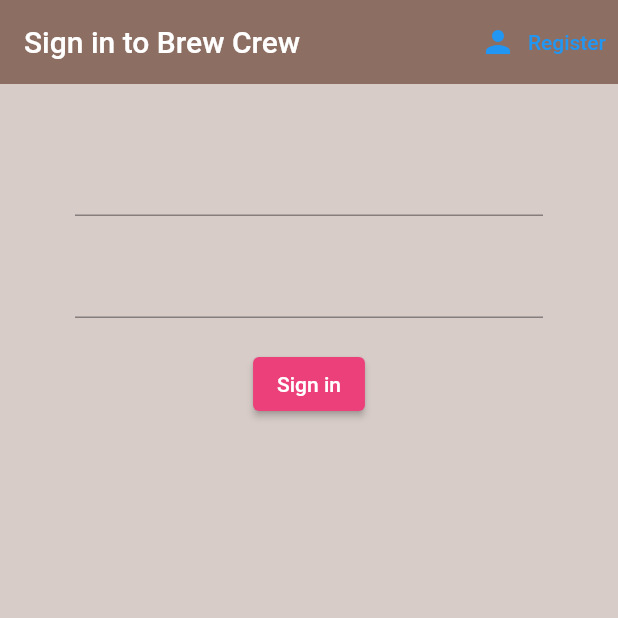
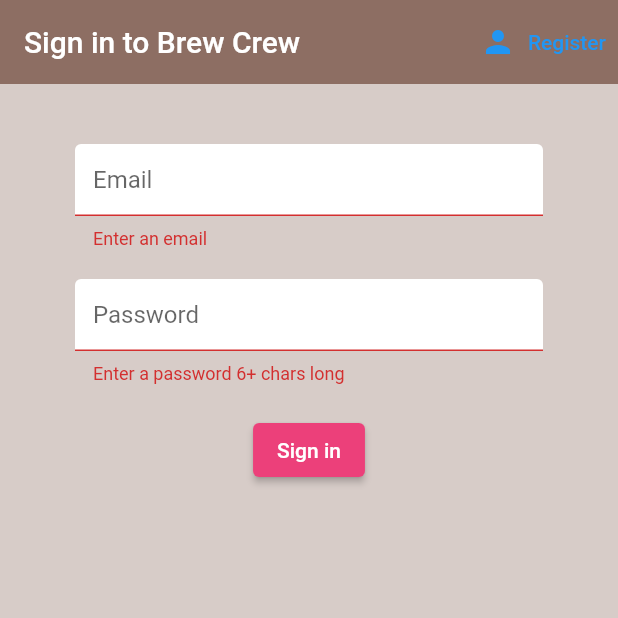
Before and after one commit to netanel4630/Flutter, a Flutter app: the screen it shows after launch, after a tap on "Sign in", on a phone screen of 412 x 824 dp, the top half of it. Run offline on Flutter 3.47's test engine with Material 2 defaults, Android fonts, the phone set to English and light mode, and no system bars; our stand-ins replace cloud_firestore, firebase_auth, firebase_core, flutter_spinkit; accounts and stored records are empty.

Commit message:
add new files

```diff
--- /dev/null
+++ b/brew_crew/lib/models/brew.dart
@@ -0,0 +1,9 @@
+class Brew {
+
+  final String name;
+  final String sugars;
+  final int strength;
+
+  Brew({ this.name, this.sugars, this.strength });
+
+}
--- a/brew_crew/lib/screens/authenticate/register.dart
+++ b/brew_crew/lib/screens/authenticate/register.dart
@@ -1,3 +1,5 @@
+import 'package:brew_crew/shared/constants.dart';
+import 'package:brew_crew/shared/loading.dart';
 import 'package:flutter/material.dart';
 import 'package:brew_crew/services/auth.dart';
 
@@ -12,14 +14,17 @@ class Register extends StatefulWidget {
 
 class _RegisterState extends State<Register> {
   final AuthService _auth = AuthService();
+  final _formKey = GlobalKey<FormState>();
+  bool loading = false;
 
   //text field state
   String email ='';
   String psw = '';
+  String error = '';
 
   @override
   Widget build(BuildContext context) {
-    return Scaffold(
+    return loading ? Loading() : Scaffold(
       backgroundColor: Colors.brown[100],
       appBar: AppBar(
         backgroundColor: Colors.brown[400],
@@ -38,10 +43,14 @@ class _RegisterState extends State<Register> {
       body: Container(
           padding: EdgeInsets.symmetric(vertical: 20.0, horizontal: 50.0),
           child: Form(
+            key: _formKey,
+            child: SingleChildScrollView(
               child: Column(
                 children: <Widget>[
                   SizedBox(height: 20.0),
                   TextFormField(
+                    decoration: textInputDecoration.copyWith(hintText: 'Email'),
+                    validator: (val) => val.isEmpty ? 'Enter an email': null,
                     onChanged: (val) {
                       setState(() {
                         email = val;
@@ -50,7 +59,9 @@ class _RegisterState extends State<Register> {
                   ),
                   SizedBox(height: 20.0),
                   TextFormField(
+                    decoration: textInputDecoration.copyWith(hintText: 'Password'),
                     obscureText: true,
+                    validator: (val) => val.length < 6 ? 'Enter a password 6+ chars long' : null,
                     onChanged: (val) {
                       setState(() {
                         psw = val;
@@ -60,7 +71,17 @@ class _RegisterState extends State<Register> {
                   SizedBox(height: 20.0),
                   ElevatedButton(
                     onPressed: () async {
+                      if(_formKey.currentState.validate()) {
+                        dynamic result = await _auth.registerWithEmailAndPassword(email, psw);
+                        if(result == null){
+                          setState(() {
+                            error = 'please supply a valid email';
+                            loading = false;
+                          });
+                        } else {
 
+                        }
+                      }
                     },
                     child: Text(
                         "Register",
@@ -69,8 +90,17 @@ class _RegisterState extends State<Register> {
                     style: ElevatedButton.styleFrom(
                         primary: Colors.pink[400]
                     ),
-                )
+                  ),
+                  SizedBox(height: 20.0),
+                  Text(
+                    error,
+                    style: TextStyle(
+                      color: Colors.red,
+                      fontSize: 14.0
+                    ),
+                  ),
                 ],
+              ),
             ),
           )
       ),
--- a/brew_crew/lib/screens/authenticate/sign in.dart
+++ b/brew_crew/lib/screens/authenticate/sign in.dart
@@ -1,4 +1,6 @@
 import 'package:brew_crew/services/auth.dart';
+import 'package:brew_crew/shared/constants.dart';
+import 'package:brew_crew/shared/loading.dart';
 import 'package:flutter/material.dart';
 
 class SignIn extends StatefulWidget {
@@ -12,14 +14,17 @@ class SignIn extends StatefulWidget {
 
 class _SignInState extends State<SignIn> {
   final AuthService _auth = AuthService();
+  final _formKey = GlobalKey<FormState>();
+  bool loading = false;
 
   //text field state
   String email ='';
   String psw = '';
+  String error = '';
 
   @override
   Widget build(BuildContext context) {
-    return Scaffold(
+    return loading ? Loading() : Scaffold(
       backgroundColor: Colors.brown[100],
       appBar: AppBar(
         backgroundColor: Colors.brown[400],
@@ -38,10 +43,14 @@ class _SignInState extends State<SignIn> {
       body: Container(
         padding: EdgeInsets.symmetric(vertical: 20.0, horizontal: 50.0),
         child: Form(
+          key: _formKey,
+          child: SingleChildScrollView (
             child: Column(
               children: <Widget>[
                 SizedBox(height: 20.0),
                 TextFormField(
+                  decoration: textInputDecoration.copyWith(hintText: 'Email'),
+                  validator: (val) => val.isEmpty ? 'Enter an email': null,
                   onChanged: (val) {
                     setState(() {
                       email = val;
@@ -50,7 +59,9 @@ class _SignInState extends State<SignIn> {
                 ),
                 SizedBox(height: 20.0),
                 TextFormField(
+                  decoration: textInputDecoration.copyWith(hintText: 'Password'),
                   obscureText: true,
+                  validator: (val) => val.length < 6 ? 'Enter a password 6+ chars long' : null,
                   onChanged: (val) {
                     setState(() {
                       psw = val;
@@ -60,7 +71,20 @@ class _SignInState extends State<SignIn> {
                 SizedBox(height: 20.0),
                 ElevatedButton(
                     onPressed: () async {
+                      if(_formKey.currentState.validate()) {
+                        setState(() {
+                          loading = true;
+                        });
+                        dynamic result = await _auth.signInWithEmailAndPassword(email, psw);
+                        if(result == null){
+                          setState(() {
+                            error = 'Could not sign in with those credentials';
+                            loading = false;
+                          });
+                        } else {
 
+                        }
+                      }
                     },
                     child: Text(
                         "Sign in",
@@ -69,8 +93,17 @@ class _SignInState extends State<SignIn> {
                     style: ElevatedButton.styleFrom(
                       primary: Colors.pink[400]
                     ),
-              )
+                ),
+                SizedBox(height: 20.0),
+                Text(
+                  error,
+                  style: TextStyle(
+                      color: Colors.red,
+                      fontSize: 14.0
+                  ),
+                ),
               ],
+            ),
           ),
         )
       ),
--- /dev/null
+++ b/brew_crew/lib/shared/constants.dart
@@ -0,0 +1,18 @@
+import 'package:flutter/material.dart';
+
+const textInputDecoration = InputDecoration(
+                              fillColor: Colors.white,
+                              filled: true,
+                              enabledBorder: OutlineInputBorder(
+                              borderSide: BorderSide(
+                              color: Colors.white,
+                              width: 2.0,
+                              ),
+                              ),
+                              focusedBorder: OutlineInputBorder(
+                              borderSide: BorderSide(
+                              color: Colors.pink,
+                              width: 2.0,
+                              ),
+                              ),
+                              );
--- a/brew_crew/pubspec.yaml
+++ b/brew_crew/pubspec.yaml
@@ -39,7 +39,7 @@ dependencies:
 dev_dependencies:
   flutter_test:
     sdk: flutter
-
+  flutter_spinkit: "^4.1.2"
 # For information on the generic Dart part of this file, see the
 # following page: https://dart.dev/tools/pub/pubspec
 
```
Also changed, not shown: brew_crew/lib/screens/home/brew_list.dart (added, +23 -0 lines), brew_crew/lib/screens/home/brew_tile.dart (added, +27 -0 lines), brew_crew/lib/screens/home/home.dart (+10 -2 lines), brew_crew/lib/services/auth.dart (+25 -0 lines), brew_crew/lib/services/database.dart (added, +39 -0 lines), brew_crew/lib/shared/loading.dart (added, +18 -0 lines), brew_crew/pubspec.lock, 1 other file. Lines whose indentation alone changed are shown as unchanged.
